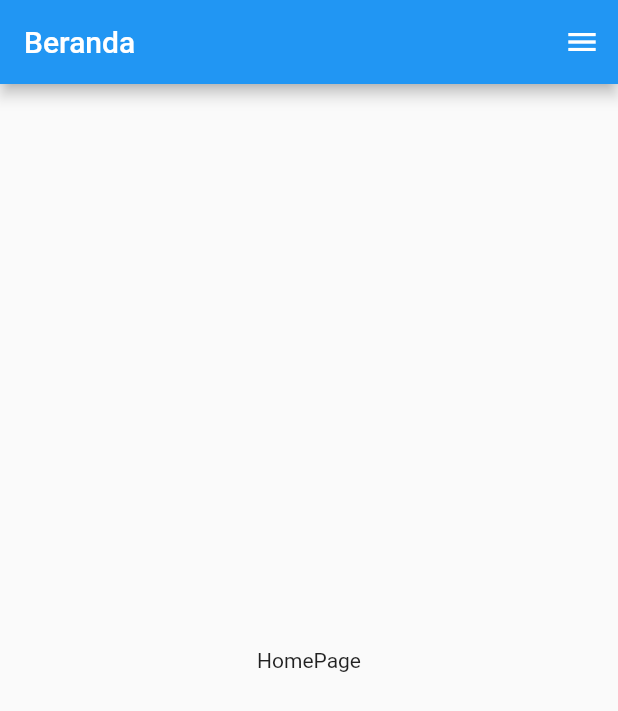
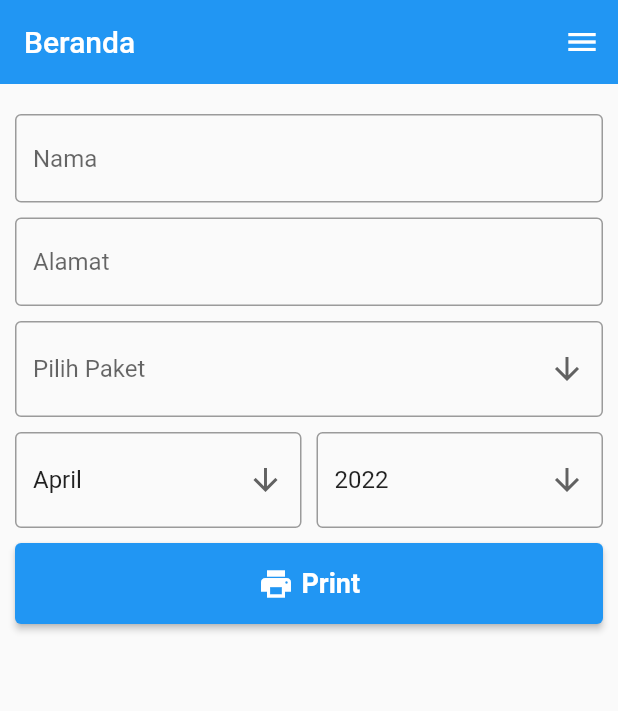
Before and after one commit to rozakia-ch/invoice, a Flutter app: the screen it shows after launch, on a phone screen of 412 x 824 dp. Shown: the top 711 px of the screen. Run offline on Flutter 3.47's test engine with Material 2 defaults, Android fonts, the phone set to English and light mode, and no system bars.

Commit message:
ui homepage

```diff
--- a/lib/constants/constants.dart
+++ b/lib/constants/constants.dart
@@ -1,3 +1,17 @@
 const String dateTimeFormat = "EEEE, d MMMM yyyy HH:mm:ss";
 const String dateFormat = "d MMM yyyy";
 const String timeFormat = "HH:mm:ss";
+const List<String> nameMonth = [
+  'Januari',
+  'Februari',
+  'Maret',
+  'April',
+  'Mei',
+  'Juni',
+  'Juli',
+  'Agustus',
+  'September',
+  'Oktober',
+  'November',
+  'Desember'
+];
--- a/lib/ui/pages/home_page.dart
+++ b/lib/ui/pages/home_page.dart
@@ -1,22 +1,136 @@
 import 'package:flutter/material.dart';
+import 'package:invoice/constants/constants.dart';
 import 'package:invoice/ui/widgets/app_drawer.dart';
 import 'package:invoice/ui/widgets/app_will_pop_scope.dart';
+import 'package:invoice/ui/widgets/dropdown_widget.dart';
+import 'package:invoice/ui/widgets/text_form_field_widget.dart';
 
 class HomePage extends StatelessWidget {
   const HomePage({Key? key}) : super(key: key);
 
   @override
   Widget build(BuildContext context) {
+    final _formKey = GlobalKey<FormState>();
+    final _nameController = TextEditingController();
+    final _addressController = TextEditingController();
+    final int _currentYear = DateTime.now().year.toInt();
+    final int _currentMonth = DateTime.now().month.toInt();
+    String _paketValue = '';
+    String _monthValue = nameMonth[_currentMonth - 1];
+    String _yearValue = _currentYear.toString();
     return AppWillPopScope(
       child: Scaffold(
         endDrawer: const AppDrawer(),
         appBar: AppBar(
+          elevation: 0,
           title: const Text("Beranda"),
         ),
-        body: const Center(
-          child: Text("HomePage"),
+        body: ListView(
+          padding: const EdgeInsets.symmetric(vertical: 20.0, horizontal: 10.0),
+          children: [
+            Form(
+              key: _formKey,
+              child: Column(
+                children: [
+                  TextFormFieldWidget(
+                    text: "Nama",
+                    controller: _nameController,
+                  ),
+                  const SizedBox(height: 10.0),
+                  TextFormFieldWidget(
+                    text: "Alamat",
+                    controller: _addressController,
+                  ),
+                  const SizedBox(height: 10.0),
+                  DropdownWidget(
+                      text: "Paket",
+                      items: const ['1 mbps', '2 mbps', '3 mbps', '4 mbps'],
+                      onChanged: (value) => _paketValue = value),
+                  const SizedBox(height: 10.0),
+                  Row(
+                    mainAxisAlignment: MainAxisAlignment.spaceBetween,
+                    children: [
+                      Expanded(
+                        child: DropdownWidget(
+                          text: "Bulan",
+                          value: _monthValue,
+                          items: nameMonth,
+                          onChanged: (value) => _monthValue = value,
+                        ),
+                      ),
+                      const SizedBox(width: 10.0),
+                      Expanded(
+                        child: DropdownWidget(
+                          text: "Tahun",
+                          value: _yearValue,
+                          items: List<String>.generate(
+                              3, (i) => (_currentYear - i).toString()),
+                          onChanged: (value) => _yearValue = value,
+                        ),
+                      ),
+                    ],
+                  ),
+                  const SizedBox(height: 10.0),
+                  SizedBox(
+                    width: double.infinity,
+                    child: ElevatedButton(
+                      style: ElevatedButton.styleFrom(
+                        padding: const EdgeInsets.symmetric(
+                          horizontal: 50,
+                          vertical: 15,
+                        ),
+                        textStyle: const TextStyle(
+                          fontSize: 18,
+                          fontWeight: FontWeight.w600,
+                        ),
+                      ),
+                      onPressed: () {
+                        // Validate returns true if the form is valid, or false otherwise.
+                        if (_formKey.currentState!.validate()) {
+                          // If the form is valid, display a snackbar. In the real world,
+                          // you'd often call a server or save the information in a database.
+                          ScaffoldMessenger.of(context).showSnackBar(
+                            const SnackBar(content: Text('Processing Data')),
+                          );
+                          printReceipt(
+                            context,
+                            name: _nameController.text,
+                            address: _addressController.text,
+                            paket: _paketValue,
+                            month: _monthValue,
+                            year: _yearValue,
+                          );
+                        }
+                      },
+                      child: Row(
+                        mainAxisAlignment: MainAxisAlignment.center,
+                        children: const [
+                          Icon(Icons.print),
+                          SizedBox(width: 5.0),
+                          Text('Print'),
+                        ],
+                      ),
+                    ),
+                  ),
+                ],
+              ),
+            ),
+          ],
         ),
       ),
     );
   }
+
+  void printReceipt(
+    context, {
+    required String name,
+    required String address,
+    required String paket,
+    required String month,
+    required String year,
+  }) {
+    ScaffoldMessenger.of(context).showSnackBar(
+      SnackBar(content: Text("$name, $address, $paket, $month, $year ")),
+    );
+  }
 }
--- /dev/null
+++ b/lib/ui/widgets/dropdown_widget.dart
@@ -0,0 +1,56 @@
+import 'package:flutter/material.dart';
+
+typedef OnChangeCallback = void Function(dynamic value);
+
+class DropdownWidget extends StatefulWidget {
+  const DropdownWidget({
+    Key? key,
+    required this.items,
+    required this.onChanged,
+    required this.text,
+    this.value,
+  }) : super(key: key);
+  final String text;
+  final List<String> items;
+  final OnChangeCallback onChanged;
+  final String? value;
+  @override
+  State<DropdownWidget> createState() => _DropdownWidgetState();
+}
+
+class _DropdownWidgetState extends State<DropdownWidget> {
+  @override
+  Widget build(BuildContext context) {
+    String? _dropDownValue = widget.value;
+    return DropdownButtonFormField<String>(
+      icon: const Icon(Icons.arrow_downward),
+      value: _dropDownValue,
+      // elevation: 16,
+      isExpanded: true,
+      decoration: InputDecoration(
+        border: const OutlineInputBorder(),
+        hintStyle: TextStyle(color: Colors.grey[800]),
+        hintText: "Pilih ${widget.text}",
+        fillColor: Colors.blue[200],
+      ),
+      items: widget.items.map<DropdownMenuItem<String>>((String value) {
+        return DropdownMenuItem<String>(
+          value: value,
+          child: Text(value),
+        );
+      }).toList(),
+      onChanged: (value) {
+        setState(() {
+          _dropDownValue = value;
+        });
+        widget.onChanged(value);
+      },
+      validator: (value) {
+        if (value == null || value.isEmpty) {
+          return '${widget.text} belum dipilih';
+        }
+        return null;
+      },
+    );
+  }
+}
--- /dev/null
+++ b/lib/ui/widgets/text_form_field_widget.dart
@@ -0,0 +1,28 @@
+import 'package:flutter/material.dart';
+
+class TextFormFieldWidget extends StatelessWidget {
+  const TextFormFieldWidget({
+    Key? key,
+    required this.text,
+    required this.controller,
+  }) : super(key: key);
+  final String text;
+  final TextEditingController controller;
+  @override
+  Widget build(BuildContext context) {
+    return TextFormField(
+      // The validator receives the text that the user has entered.
+      validator: (value) {
+        if (value == null || value.isEmpty) {
+          return '$text tidak boleh kosong';
+        }
+        return null;
+      },
+      controller: controller,
+      decoration: InputDecoration(
+        border: const OutlineInputBorder(),
+        hintText: text,
+      ),
+    );
+  }
+}
--- a/pubspec.yaml
+++ b/pubspec.yaml
@@ -33,7 +33,7 @@ dependencies:
 
   # The following adds the Cupertino Icons font to your application.
   # Use with the CupertinoIcons class for iOS style icons.
-  cupertino_icons: ^1.0.2
+  cupertino_icons: ^1.0.4
 
 dev_dependencies:
   flutter_test:
@@ -44,7 +44,7 @@ dev_dependencies:
   # activated in the `analysis_options.yaml` file located at the root of your
   # package. See that file for information about deactivating specific lint
   # rules and activating additional ones.
-  flutter_lints: ^1.0.0
+  flutter_lints: ^1.0.4
 
 # For information on the generic Dart part of this file, see the
 # following page: https://dart.dev/tools/pub/pubspec
```
